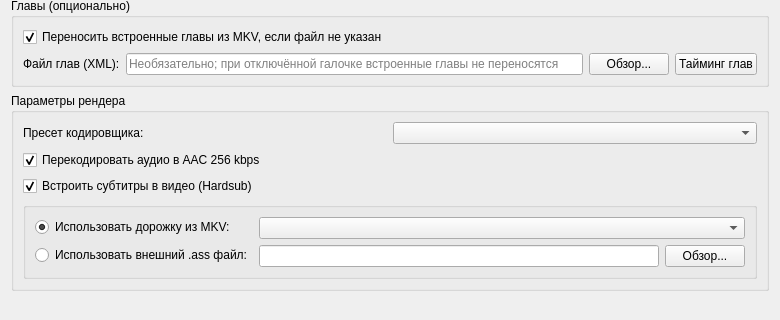
Qt form ui/manualrenderwidget.ui (IceHoles/DubbingTool) before a commit; both pictures show x 0 to 780 and y 110 to 430 of the 780 by 580 pixel window.
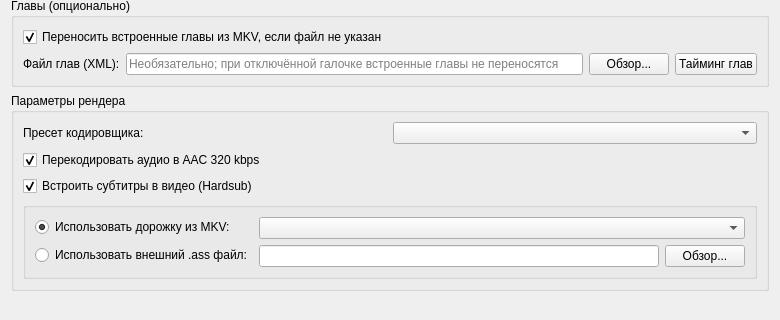
The same form after that commit.

```diff
--- a/ui/manualrenderwidget.ui
+++ b/ui/manualrenderwidget.ui
@@ -170,7 +170,7 @@
         <string>Если выключено: обычный рендер использует аудио из командной строки пресета (часто копирование); concat — копирование дорожки при склейке.</string>
        </property>
        <property name="text">
-        <string>Перекодировать аудио в AAC 256 kbps</string>
+        <string>Перекодировать аудио в AAC 320 kbps</string>
        </property>
        <property name="checked">
         <bool>true</bool>
```
Left out of the diff: 2 changed lines with no effect on the pictures.
